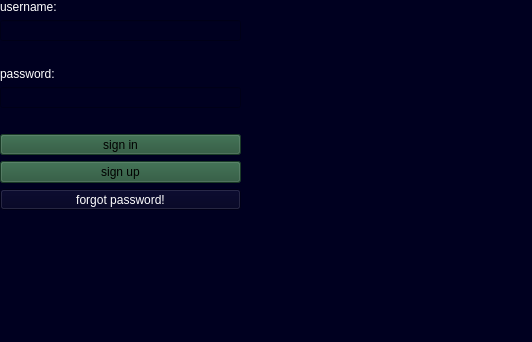
Before: the Qt Designer form sign in.ui in ParsaDevpy/wallet_project, drawn with Qt 5.
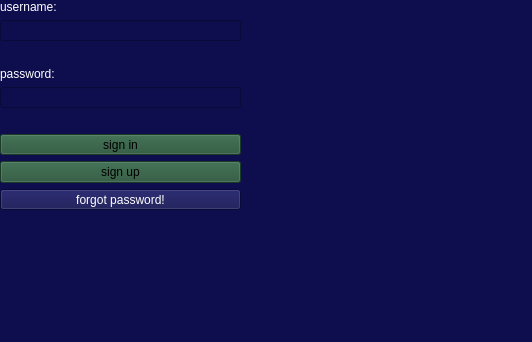
After: the same form once the commit is applied.

Diff of the .ui file:
```diff
--- a/sign in.ui
+++ b/sign in.ui
@@ -14,7 +14,7 @@
    <string>MainWindow</string>
   </property>
   <property name="styleSheet">
-   <string notr="true">background-color: #000020</string>
+   <string notr="true">background-color:#0e0e4e</string>
   </property>
   <widget class="QWidget" name="centralwidget">
    <widget class="QWidget" name="verticalLayoutWidget">
@@ -57,9 +57,9 @@
           <colorrole role="Button">
            <brush brushstyle="SolidPattern">
             <color alpha="255">
-             <red>0</red>
-             <green>0</green>
-             <blue>32</blue>
+             <red>14</red>
+             <green>14</green>
+             <blue>78</blue>
             </color>
            </brush>
           </colorrole>
@@ -84,18 +84,18 @@
           <colorrole role="Base">
            <brush brushstyle="SolidPattern">
             <color alpha="255">
-             <red>0</red>
-             <green>0</green>
-             <blue>32</blue>
+             <red>14</red>
+             <green>14</green>
+             <blue>78</blue>
             </color>
            </brush>
           </colorrole>
           <colorrole role="Window">
            <brush brushstyle="SolidPattern">
             <color alpha="255">
-             <red>0</red>
-             <green>0</green>
-             <blue>32</blue>
+             <red>14</red>
+             <green>14</green>
+             <blue>78</blue>
             </color>
            </brush>
           </colorrole>
@@ -113,9 +113,9 @@
           <colorrole role="Button">
            <brush brushstyle="SolidPattern">
             <color alpha="255">
-             <red>0</red>
-             <green>0</green>
-             <blue>32</blue>
+             <red>14</red>
+             <green>14</green>
+             <blue>78</blue>
             </color>
            </brush>
           </colorrole>
@@ -140,18 +140,18 @@
           <colorrole role="Base">
            <brush brushstyle="SolidPattern">
             <color alpha="255">
-             <red>0</red>
-             <green>0</green>
-             <blue>32</blue>
+             <red>14</red>
+             <green>14</green>
+             <blue>78</blue>
             </color>
            </brush>
           </colorrole>
           <colorrole role="Window">
            <brush brushstyle="SolidPattern">
             <color alpha="255">
-             <red>0</red>
-             <green>0</green>
-             <blue>32</blue>
+             <red>14</red>
+             <green>14</green>
+             <blue>78</blue>
             </color>
            </brush>
           </colorrole>
@@ -169,9 +169,9 @@
           <colorrole role="Button">
            <brush brushstyle="SolidPattern">
             <color alpha="255">
-             <red>0</red>
-             <green>0</green>
-             <blue>32</blue>
+             <red>14</red>
+             <green>14</green>
+             <blue>78</blue>
             </color>
            </brush>
           </colorrole>
@@ -196,18 +196,18 @@
           <colorrole role="Base">
            <brush brushstyle="SolidPattern">
             <color alpha="255">
-             <red>0</red>
-             <green>0</green>
-             <blue>32</blue>
+             <red>14</red>
+             <green>14</green>
+             <blue>78</blue>
             </color>
            </brush>
           </colorrole>
           <colorrole role="Window">
            <brush brushstyle="SolidPattern">
             <color alpha="255">
-             <red>0</red>
-             <green>0</green>
-             <blue>32</blue>
+             <red>14</red>
+             <green>14</green>
+             <blue>78</blue>
             </color>
            </brush>
           </colorrole>
@@ -252,9 +252,9 @@
           <colorrole role="Button">
            <brush brushstyle="SolidPattern">
             <color alpha="255">
-             <red>0</red>
-             <green>0</green>
-             <blue>32</blue>
+             <red>14</red>
+             <green>14</green>
+             <blue>78</blue>
             </color>
            </brush>
           </colorrole>
@@ -279,18 +279,18 @@
           <colorrole role="Base">
            <brush brushstyle="SolidPattern">
             <color alpha="255">
-             <red>0</red>
-             <green>0</green>
-             <blue>32</blue>
+             <red>14</red>
+             <green>14</green>
+             <blue>78</blue>
             </color>
            </brush>
           </colorrole>
           <colorrole role="Window">
            <brush brushstyle="SolidPattern">
             <color alpha="255">
-             <red>0</red>
-             <green>0</green>
-             <blue>32</blue>
+             <red>14</red>
+             <green>14</green>
+             <blue>78</blue>
             </color>
            </brush>
           </colorrole>
@@ -308,9 +308,9 @@
           <colorrole role="Button">
            <brush brushstyle="SolidPattern">
             <color alpha="255">
-             <red>0</red>
-             <green>0</green>
-             <blue>32</blue>
+             <red>14</red>
+             <green>14</green>
+             <blue>78</blue>
             </color>
            </brush>
           </colorrole>
@@ -335,18 +335,18 @@
           <colorrole role="Base">
            <brush brushstyle="SolidPattern">
             <color alpha="255">
-             <red>0</red>
-             <green>0</green>
-             <blue>32</blue>
+             <red>14</red>
+             <green>14</green>
+             <blue>78</blue>
             </color>
            </brush>
           </colorrole>
           <colorrole role="Window">
            <brush brushstyle="SolidPattern">
             <color alpha="255">
-             <red>0</red>
-             <green>0</green>
-             <blue>32</blue>
+             <red>14</red>
+             <green>14</green>
+             <blue>78</blue>
             </color>
            </brush>
           </colorrole>
@@ -364,9 +364,9 @@
           <colorrole role="Button">
            <brush brushstyle="SolidPattern">
             <color alpha="255">
-             <red>0</red>
-             <green>0</green>
-             <blue>32</blue>
+             <red>14</red>
+             <green>14</green>
+             <blue>78</blue>
             </color>
            </brush>
           </colorrole>
@@ -391,18 +391,18 @@
           <colorrole role="Base">
            <brush brushstyle="SolidPattern">
             <color alpha="255">
-             <red>0</red>
-             <green>0</green>
-             <blue>32</blue>
+             <red>14</red>
+             <green>14</green>
+             <blue>78</blue>
             </color>
            </brush>
           </colorrole>
           <colorrole role="Window">
            <brush brushstyle="SolidPattern">
             <color alpha="255">
-             <red>0</red>
-             <green>0</green>
-             <blue>32</blue>
+             <red>14</red>
+             <green>14</green>
+             <blue>78</blue>
             </color>
            </brush>
           </colorrole>
```
